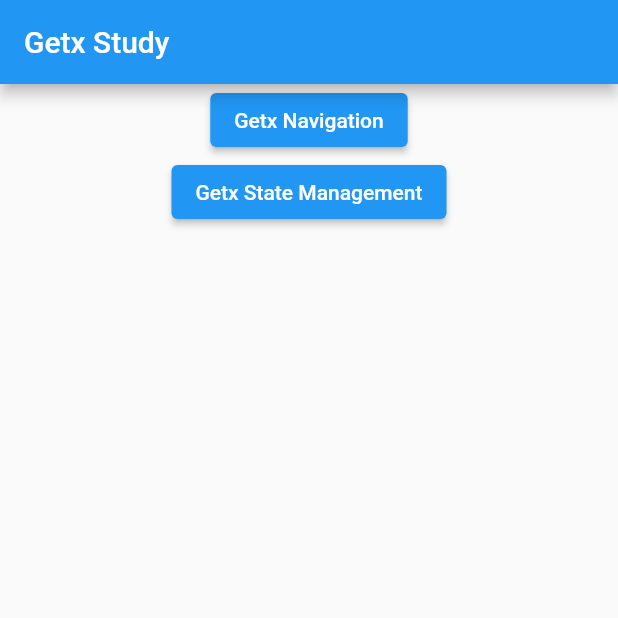
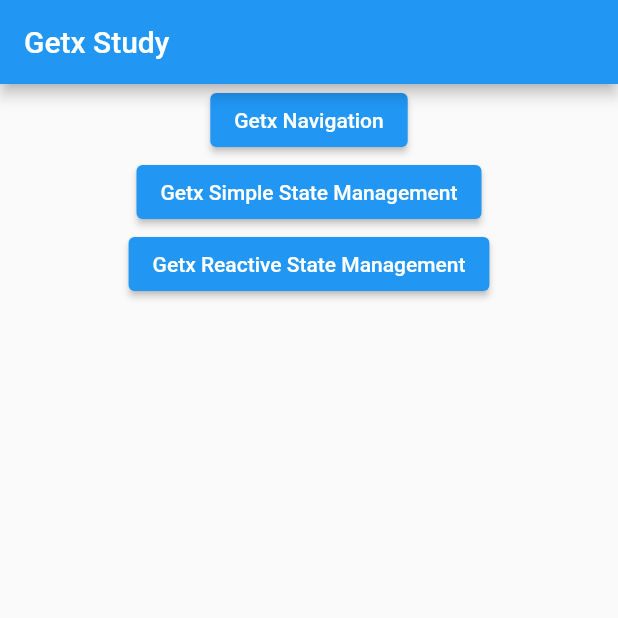
Before and after one commit to marksenee/flutter-getx, a Flutter app: the screen it shows after launch, on a phone screen of 412 x 824 dp, the top half of it. Run offline on Flutter 3.47's test engine with Material 2 defaults, Android fonts, the phone set to English and light mode, and no system bars; our stand-ins replace get.

Commit message:
[+] add getx state management

```diff
--- a/lib/main.dart
+++ b/lib/main.dart
@@ -3,8 +3,9 @@ import 'package:get/get.dart';
 import 'package:getx/pages/home_page.dart';
 import 'package:getx/pages/getData_page.dart';
 import 'package:getx/pages/navigation_page.dart';
+import 'package:getx/pages/reactive_state_page.dart';
 import 'package:getx/pages/sample_page.dart';
-import 'package:getx/pages/controller_page.dart';
+import 'package:getx/pages/simple_state_page.dart';
 
 void main() {
   runApp(const MyApp());
@@ -23,7 +24,8 @@ class MyApp extends StatelessWidget {
       home: const HomePage(),
       getPages: [
         GetPage(name: '/home', page: () => const HomePage()),
-        GetPage(name: '/controller', page: () => const ControllerPage()),
+        GetPage(name: '/simple', page: () => const SimpleStatePage()),
+        GetPage(name: '/reactive', page: () => const ReactiveStatePage()),
         GetPage(name: '/navigation', page: () => const NavigationPage()),
         GetPage(name: '/sample', page: () => const SamplePage()),
         GetPage(name: '/getData', page: () => const GetDataPage())
--- a/lib/pages/home_page.dart
+++ b/lib/pages/home_page.dart
@@ -2,6 +2,7 @@ import 'package:flutter/material.dart';
 import 'package:get/get.dart';
 import 'package:getx/pages/navigation_page.dart';
 import 'package:getx/pages/sample_page.dart';
+import 'package:getx/utils/controller/getx_controller.dart';
 
 class HomePage extends StatefulWidget {
   const HomePage({Key? key}) : super(key: key);
@@ -31,12 +32,21 @@ class _HomePageState extends State<HomePage> {
           Align(
             alignment: AlignmentDirectional.center,
             child: ElevatedButton(onPressed: (){
-              Get.toNamed('/controller');
+              Get.toNamed('/simple');
             },
                 child: const Text(
-                    "Getx State Management"
+                    "Getx Simple State Management"
                 )),
-          )
+          ),
+          Align(
+            alignment: AlignmentDirectional.center,
+            child: ElevatedButton(onPressed: (){
+              Get.toNamed('/reactive');
+            },
+                child: const Text(
+                    "Getx Reactive State Management"
+                )),
+          ),
         ],
       ),
     );
```
Also changed, not shown: lib/pages/controller_page.dart (deleted, +0 -29 lines), lib/pages/reactive_state_page.dart (added, +49 -0 lines), lib/pages/simple_state_page.dart (added, +38 -0 lines), lib/utils/controller/getx_controller.dart (+10 -0 lines).
